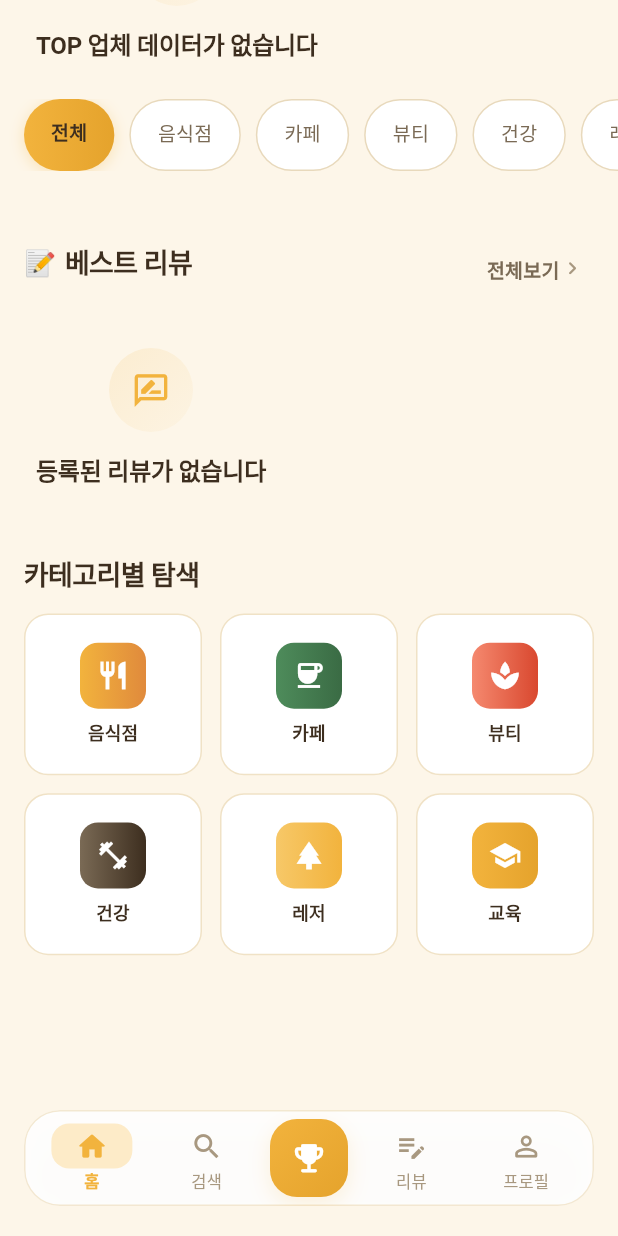
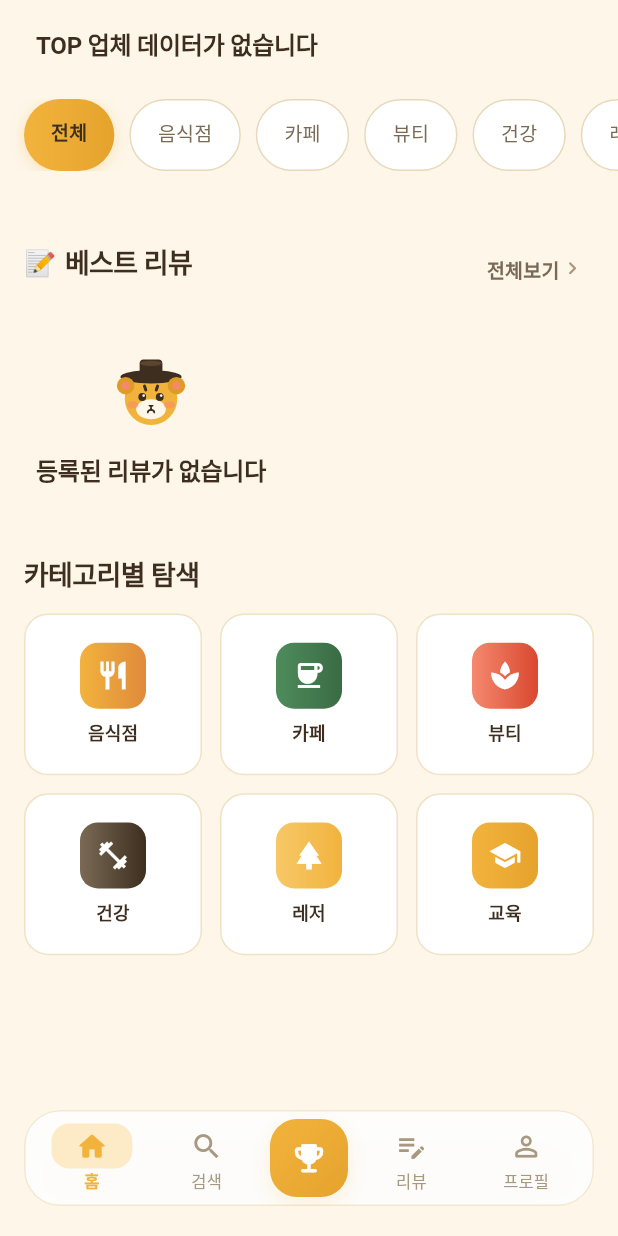
Before and after one commit to lhs0609a-cpu/amhangeoheung, a Flutter app: the HomeScreen screen opened by its route, scrolled down 254 dp, on a phone screen of 412 x 824 dp. Run offline on Flutter 3.47's test engine with Material 3 defaults, Android fonts, the phone set to English and light mode, and no system bars; our stand-ins replace connectivity_plus, dio, firebase_core, firebase_messaging, fl_chart, flutter_local_notifications and 11 more; missing offline and left inert: kakao_flutter_sdk_user; accounts and stored records are empty; network calls fail; Roboto replaces fonts that are missing (Jua, Pretendard); statements that could not run were skipped.

Commit message:
feat(brand): 주아 서체 번들 · 어흥이/사또 캐릭터와 감찰 인장 도입
서체
- fontFamily 가 'Pretendard' 로 선언돼 있었지만 pubspec 에 자산이 없어
  지금까지 조용히 시스템 서체로 폴백되고 있었다. 없는 서체를 선언하느니
  본문은 시스템 서체(null)로 명시하고, 표시 서체만 실제로 번들한다.
- Jua(OFL, 2MB) 를 제목·숫자·버튼·가격에 적용했다. 한글 본문 서체는
  웨이트당 5MB 가까워 번들이 감당되지 않고, 지적사항처럼 또렷해야 하는
  본문에는 시스템 서체가 오히려 낫다. 라이선스 원문을 함께 둔다.
- Jua 는 단일 웨이트라 w700/w800 을 주면 합성 볼드가 생긴다. 적용 대상
  스타일의 웨이트를 w400 으로 내리고, 둥근 글자가 뭉치지 않도록 음수
  자간도 절반으로 완화했다.

캐릭터
- 이름이 암행어사 + 어흥이니 마스코트도 갓 쓴 호랭이 하나로 합쳤다.
  사람 사또는 감찰관(리뷰어)의 얼굴로 따로 둔다. 둘 다 SVG 자산이고
  flutter_svg 는 이미 의존성에 있었다.
- AppMascot / MascotMessage / SealBadge 를 UI 킷에 추가했다.

  쓰는 자리를 코드 주석으로 못박았다. 캐릭터는 온보딩 · 빈 화면 · 안내에만
  나온다. 감찰 리포트 · 지적사항 · 업체 응답 · 결제에는 올리지 않는다.
  지적 옆에서 캐릭터가 웃고 있으면 지적이 농담처럼 읽히고, 그러면
  "돈을 받고도 정직하다"는 이 제품의 존재 이유가 무너진다.
  같은 이유로 AppErrorState 에도 쓰지 않는다 — 문제가 생겼는데 캐릭터가
  웃고 있으면 놀리는 것처럼 보인다.

- 인장은 감찰이 끝난 업체에만 찍히고 횟수가 함께 새겨진다. count 가 0 이면
  스스로 아무것도 그리지 않는다. 돈으로 살 수 없다.

같이 고친 것
- trust_analysis_screen 의 검증률 계산이 리뷰 0건일 때 0/0 = NaN 이고
  NaN.toInt() 가 예외를 던졌다. 아직 감찰되지 않은 업체에서 화면이 죽던
  자리라 '-' 로 처리하고 round() 로 바꿨다.
- AppEmptyState 아이콘 배경의 그라디언트를 단색 톤으로 교체했다.

flutter analyze: 0건 / flutter test: 29 → 34 passed

Co-Authored-By: Claude Opus 5 (1M context) <noreply@anthropic.com>
Claude-Session: https://claude.ai/code/session_01HasNC3VFVXGNM5cshBYGeD

```diff
--- a/app/lib/core/theme/hwahae_typography.dart
+++ b/app/lib/core/theme/hwahae_typography.dart
@@ -6,56 +6,73 @@ class HwahaeTypography {
   HwahaeTypography._();
 
   // === Font Family ===
-  static const String fontFamily = 'Pretendard';
+  /// 표시 서체 — 제목 · 숫자 · 어흥이 말투. 둥글어서 친근하다.
+  /// pubspec 에 번들된 유일한 서체다.
+  static const String fontFamilyDisplay = 'Jua';
+
+  /// 본문 서체는 시스템 한글 서체를 그대로 쓴다(null = 플랫폼 기본).
+  /// 한글 본문 서체는 웨이트당 5MB 가까이 되어 번들이 감당되지 않고,
+  /// 지적사항처럼 또렷해야 하는 곳에는 시스템 서체가 오히려 낫다.
+  ///
+  /// 이전에는 'Pretendard' 로 선언돼 있었지만 자산이 없어 조용히 폴백되고
+  /// 있었다. 없는 서체를 선언하느니 시스템 서체를 명시한다.
+  static const String? fontFamily = null;
+
   static const String fontFamilyMono = 'JetBrains Mono';
 
   // === Display - 대형 제목 ===
   static const TextStyle displayLarge = TextStyle(
+    fontFamily: fontFamilyDisplay,
     fontSize: 40,
-    fontWeight: FontWeight.w800,
+    fontWeight: FontWeight.w400,
     height: 1.15,
-    letterSpacing: -1.5,
+    letterSpacing: -0.75,
     color: HwahaeColors.textPrimary,
   );
 
   static const TextStyle displayMedium = TextStyle(
+    fontFamily: fontFamilyDisplay,
     fontSize: 32,
-    fontWeight: FontWeight.w700,
+    fontWeight: FontWeight.w400,
     height: 1.2,
-    letterSpacing: -1.0,
+    letterSpacing: -0.5,
     color: HwahaeColors.textPrimary,
   );
 
   static const TextStyle displaySmall = TextStyle(
+    fontFamily: fontFamilyDisplay,
     fontSize: 28,
-    fontWeight: FontWeight.w700,
+    fontWeight: FontWeight.w400,
     height: 1.25,
-    letterSpacing: -0.75,
+    letterSpacing: -0.38,
     color: HwahaeColors.textPrimary,
   );
 
   // === Headline - 중형 제목 ===
   static const TextStyle headlineLarge = TextStyle(
+    fontFamily: fontFamilyDisplay,
     fontSize: 24,
-    fontWeight: FontWeight.w700,
+    fontWeight: FontWeight.w400,
     height: 1.3,
-    letterSpacing: -0.5,
+    letterSpacing: -0.25,
     color: HwahaeColors.textPrimary,
   );
 
   static const TextStyle headlineMedium = TextStyle(
+    fontFamily: fontFamilyDisplay,
     fontSize: 20,
-    fontWeight: FontWeight.w700,
+    fontWeight: FontWeight.w400,
     height: 1.35,
-    letterSpacing: -0.4,
+    letterSpacing: -0.2,
     color: HwahaeColors.textPrimary,
   );
 
   static const TextStyle headlineSmall = TextStyle(
+    fontFamily: fontFamilyDisplay,
     fontSize: 18,
-    fontWeight: FontWeight.w600,
+    fontWeight: FontWeight.w400,
     height: 1.4,
-    letterSpacing: -0.3,
+    letterSpacing: -0.15,
     color: HwahaeColors.textPrimary,
   );
 
@@ -161,56 +178,63 @@ class HwahaeTypography {
 
   // === Special Styles ===
   static const TextStyle badge = TextStyle(
+    fontFamily: fontFamilyDisplay,
     fontSize: 10,
-    fontWeight: FontWeight.w700,
+    fontWeight: FontWeight.w400,
     height: 1.2,
     letterSpacing: 0.5,
     color: HwahaeColors.textPrimary,
   );
 
   static const TextStyle button = TextStyle(
+    fontFamily: fontFamilyDisplay,
     fontSize: 15,
-    fontWeight: FontWeight.w600,
+    fontWeight: FontWeight.w400,
     height: 1.2,
     letterSpacing: 0.2,
     color: HwahaeColors.textPrimary,
   );
 
   static const TextStyle buttonSmall = TextStyle(
+    fontFamily: fontFamilyDisplay,
     fontSize: 13,
-    fontWeight: FontWeight.w600,
+    fontWeight: FontWeight.w400,
     height: 1.2,
     letterSpacing: 0.2,
     color: HwahaeColors.textPrimary,
   );
 
   static const TextStyle price = TextStyle(
+    fontFamily: fontFamilyDisplay,
     fontSize: 20,
-    fontWeight: FontWeight.w800,
+    fontWeight: FontWeight.w400,
     height: 1.2,
-    letterSpacing: -0.5,
+    letterSpacing: -0.25,
     color: HwahaeColors.textPrimary,
   );
 
   static const TextStyle priceSmall = TextStyle(
+    fontFamily: fontFamilyDisplay,
     fontSize: 16,
-    fontWeight: FontWeight.w700,
+    fontWeight: FontWeight.w400,
     height: 1.25,
-    letterSpacing: -0.3,
+    letterSpacing: -0.15,
     color: HwahaeColors.textPrimary,
   );
 
   static const TextStyle bottomNav = TextStyle(
+    fontFamily: fontFamilyDisplay,
     fontSize: 11,
-    fontWeight: FontWeight.w500,
+    fontWeight: FontWeight.w400,
     height: 1.2,
     letterSpacing: 0.1,
     color: HwahaeColors.textSecondary,
   );
 
   static const TextStyle chip = TextStyle(
+    fontFamily: fontFamilyDisplay,
     fontSize: 12,
-    fontWeight: FontWeight.w500,
+    fontWeight: FontWeight.w400,
     height: 1.3,
     letterSpacing: 0.1,
     color: HwahaeColors.textPrimary,
--- a/app/lib/features/home/presentation/screens/home_screen.dart
+++ b/app/lib/features/home/presentation/screens/home_screen.dart
@@ -1390,6 +1390,7 @@ class _HomeScreenState extends ConsumerState<HomeScreen> {
       icon: icon,
       title: message,
       compact: true,
+      showMascot: true,
     );
   }
 }
--- a/app/lib/features/mission/presentation/screens/mission_list_screen.dart
+++ b/app/lib/features/mission/presentation/screens/mission_list_screen.dart
@@ -264,8 +264,9 @@ class _AvailableMissionsTab extends ConsumerWidget {
     if (state.missions.isEmpty) {
       return const AppEmptyState(
         icon: Icons.flag_outlined,
-        title: '참여 가능한 미션이 없습니다',
-        message: '새로운 미션이 등록되면 알려드릴게요',
+        showMascot: true,
+        title: '어흥, 지금은 갈 곳이 없네',
+        message: '새 감찰이 열리면 바로 알려줄게',
       );
     }
 
--- a/app/lib/shared/widgets/ui/app_states.dart
+++ b/app/lib/shared/widgets/ui/app_states.dart
@@ -5,6 +5,7 @@ import '../../../core/theme/app_motion.dart';
 import '../../../core/theme/hwahae_colors.dart';
 import '../../../core/theme/hwahae_typography.dart';
 import 'app_button.dart';
+import 'app_mascot.dart';
 
 /// 빈 상태.
 ///
@@ -28,6 +29,14 @@ class AppEmptyState extends StatelessWidget {
   /// 리스트 안에 인라인으로 넣을 때 true (수직 여백을 줄인다)
   final bool compact;
 
+  /// 아이콘 대신 어흥이를 세운다.
+  ///
+  /// 빈 화면은 캐릭터를 써도 되는 자리다 — 판정이 걸려 있지 않고, 오히려
+  /// 아무것도 없는 화면의 어색함을 캐릭터가 덜어준다. 다만 오류 상태
+  /// ([AppErrorState])에는 쓰지 않는다. 문제가 생겼는데 캐릭터가 웃고 있으면
+  /// 놀리는 것처럼 보인다.
+  final bool showMascot;
+
   const AppEmptyState({
     super.key,
     required this.icon,
@@ -39,6 +48,7 @@ class AppEmptyState extends StatelessWidget {
     this.onSecondary,
     this.accent,
     this.compact = false,
+    this.showMascot = false,
   });
 
   @override
@@ -55,18 +65,14 @@ class AppEmptyState extends StatelessWidget {
         child: Column(
           mainAxisSize: MainAxisSize.min,
           children: [
+            if (showMascot)
+              AppMascot.eoheung(size: compact ? 56 : 88)
+            else
               Container(
                 width: iconBox,
                 height: iconBox,
                 decoration: BoxDecoration(
-                gradient: LinearGradient(
-                  colors: [
-                    tint.withValues(alpha: 0.14),
-                    tint.withValues(alpha: 0.04),
-                  ],
-                  begin: Alignment.topLeft,
-                  end: Alignment.bottomRight,
-                ),
+                  color: tint.withValues(alpha: 0.12),
                   shape: BoxShape.circle,
                 ),
                 child: Icon(icon, size: compact ? 26 : 36, color: tint),
--- a/app/lib/shared/widgets/ui/ui.dart
+++ b/app/lib/shared/widgets/ui/ui.dart
@@ -10,6 +10,7 @@ export '../../../core/theme/app_motion.dart';
 export 'app_button.dart';
 export 'app_card.dart';
 export 'app_chip.dart';
+export 'app_mascot.dart';
 export 'app_scaffold.dart';
 export 'app_section.dart';
 export 'app_sheet.dart';
```
Also changed, not shown: app/assets/fonts/Jua-OFL.txt (added, +93 -0 lines), app/lib/features/trust/presentation/screens/trust_analysis_screen.dart (+16 -1 lines), app/lib/shared/widgets/ui/app_mascot.dart (added, +206 -0 lines), app/pubspec.yaml (+9 -0 lines), app/assets/characters/eoheung.svg (added), app/assets/characters/sato.svg (added), 2 other files. Lines whose indentation alone changed are shown as unchanged.
